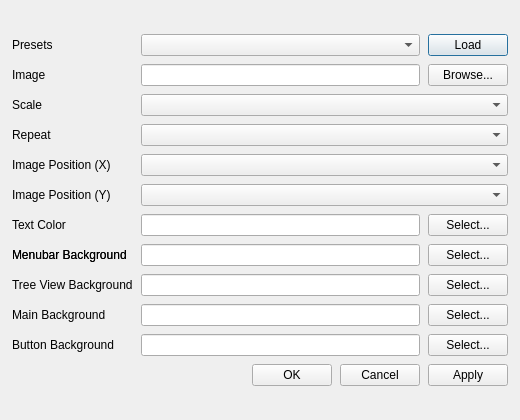
boiledorange73/QGISDresserPlugin, file QGISDresser/plugin_dialog.ui: the form before one commit.
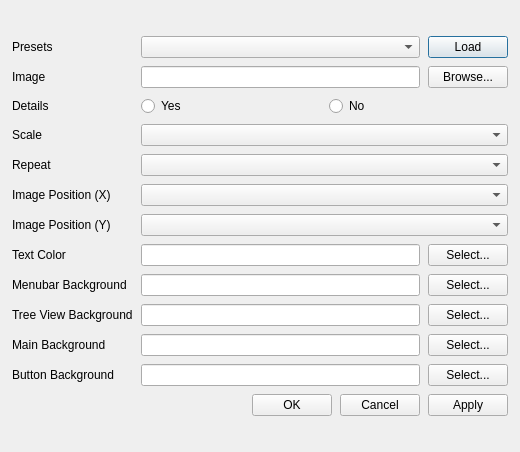
The form after the commit.

Commit message: Enables toggle to edit detail or not to do.

Diff of the .ui file:
```diff
--- a/QGISDresser/plugin_dialog.ui
+++ b/QGISDresser/plugin_dialog.ui
@@ -7,13 +7,13 @@
     <x>0</x>
     <y>0</y>
     <width>520</width>
-    <height>420</height>
+    <height>452</height>
    </rect>
   </property>
   <property name="windowTitle">
    <string>Style Settings</string>
   </property>
-  <layout class="QGridLayout" name="gridLayoutRoot" rowstretch="0,0,0,0">
+  <layout class="QGridLayout" name="gridLayoutRoot" rowstretch="0">
    <property name="leftMargin">
     <number>12</number>
    </property>
@@ -77,21 +77,33 @@
      <item row="2" column="0">
       <widget class="QLabel" name="label_3">
        <property name="text">
-        <string>Scale</string>
-       </property>
-       <property name="buddy">
-        <cstring>cmbMainScale</cstring>
+        <string>Details</string>
        </property>
       </widget>
      </item>
      <item row="2" column="1" colspan="2">
-      <widget class="QComboBox" name="cmbMainScale">
-      </widget>
+      <layout class="QHBoxLayout" name="horizontalLayout_3">
+       <item>
+        <widget class="QRadioButton" name="rbDetailsYes">
+         <property name="text">
+          <string>Yes</string>
+         </property>
+        </widget>
+       </item>
+       <item>
+        <widget class="QRadioButton" name="rbDetailsNo">
+         <property name="text">
+          <string>No</string>
+         </property>
+        </widget>
+       </item>
+      </layout>
      </item>
+
      <item row="3" column="0">
       <widget class="QLabel" name="label_4">
        <property name="text">
-        <string>Repeat</string>
+        <string>Scale</string>
        </property>
        <property name="buddy">
         <cstring>cmbMainRepeat</cstring>
@@ -99,13 +111,13 @@
       </widget>
      </item>
      <item row="3" column="1" colspan="2">
-      <widget class="QComboBox" name="cmbMainRepeat">
-      </widget>
+      <widget class="QComboBox" name="cmbMainScale"/>
      </item>
+
      <item row="4" column="0">
       <widget class="QLabel" name="label_5">
        <property name="text">
-        <string>Image Position (X)</string>
+        <string>Repeat</string>
        </property>
        <property name="buddy">
         <cstring>cmbMainPositionX</cstring>
@@ -113,13 +125,13 @@
       </widget>
      </item>
      <item row="4" column="1" colspan="2">
-      <widget class="QComboBox" name="cmbMainPositionX">
-      </widget>
+      <widget class="QComboBox" name="cmbMainRepeat"/>
      </item>
+
      <item row="5" column="0">
       <widget class="QLabel" name="label_6">
        <property name="text">
-        <string>Image Position (Y)</string>
+        <string>Image Position (X)</string>
        </property>
        <property name="buddy">
         <cstring>cmbMainPositionY</cstring>
@@ -127,11 +139,25 @@
       </widget>
      </item>
      <item row="5" column="1" colspan="2">
-      <widget class="QComboBox" name="cmbMainPositionY">
-      </widget>
+      <widget class="QComboBox" name="cmbMainPositionX"/>
      </item>
+
      <item row="6" column="0">
-      <widget class="QLabel" name="label_10">
+      <widget class="QLabel" name="lblMainPositionY">
+       <property name="text">
+        <string>Image Position (Y)</string>
+       </property>
+       <property name="buddy">
+        <cstring>cmbMainPositionY</cstring>
+       </property>
+      </widget>
+     </item>
+     <item row="6" column="1" colspan="2">
+      <widget class="QComboBox" name="cmbMainPositionY"/>
+     </item>
+
+     <item row="7" column="0">
+      <widget class="QLabel" name="lblTextColor">
        <property name="text">
         <string>Text Color</string>
        </property>
@@ -140,18 +166,19 @@
        </property>
       </widget>
      </item>
-     <item row="6" column="1">
+     <item row="7" column="1">
       <widget class="QLineEdit" name="txtTextColor"/>
      </item>
-     <item row="6" column="2">
+     <item row="7" column="2">
       <widget class="QPushButton" name="btnTextColor">
        <property name="text">
         <string>Select...</string>
        </property>
       </widget>
      </item>
-     <item row="7" column="0">
-      <widget class="QLabel" name="label_10">
+
+     <item row="8" column="0">
+      <widget class="QLabel" name="lblMenubarBackground">
        <property name="text">
         <string>Menubar Background</string>
        </property>
@@ -160,28 +187,19 @@
        </property>
       </widget>
      </item>
-     <item row="7" column="1">
+     <item row="8" column="1">
       <widget class="QLineEdit" name="txtMenubarBackground"/>
      </item>
-     <item row="7" column="2">
+     <item row="8" column="2">
       <widget class="QPushButton" name="btnMenubarBackground">
        <property name="text">
         <string>Select...</string>
        </property>
       </widget>
      </item>
-     <item row="7" column="0">
-      <widget class="QLabel" name="label_10">
-       <property name="text">
-        <string>Menubar Background</string>
-       </property>
-       <property name="buddy">
-        <cstring>txtMenubarBackground</cstring>
-       </property>
-      </widget>
-     </item>
-     <item row="8" column="0">
-      <widget class="QLabel" name="label_7">
+
+     <item row="9" column="0">
+      <widget class="QLabel" name="lblTreeviewBackground">
        <property name="text">
         <string>Tree View Background</string>
        </property>
@@ -190,18 +208,19 @@
        </property>
       </widget>
      </item>
-     <item row="8" column="1">
+     <item row="9" column="1">
       <widget class="QLineEdit" name="txtTreeviewBackground"/>
      </item>
-     <item row="8" column="2">
+     <item row="9" column="2">
       <widget class="QPushButton" name="btnTreeviewBackground">
        <property name="text">
         <string>Select...</string>
        </property>
       </widget>
      </item>
-     <item row="9" column="0">
-      <widget class="QLabel" name="label_8">
+
+     <item row="10" column="0">
+      <widget class="QLabel" name="lblMainBackground">
        <property name="text">
         <string>Main Background</string>
        </property>
@@ -210,18 +229,19 @@
        </property>
       </widget>
      </item>
-     <item row="9" column="1">
+     <item row="10" column="1">
       <widget class="QLineEdit" name="txtMainBackground"/>
      </item>
-     <item row="9" column="2">
+     <item row="10" column="2">
       <widget class="QPushButton" name="btnMainBackground">
        <property name="text">
         <string>Select...</string>
        </property>
       </widget>
      </item>
-     <item row="10" column="0">
-      <widget class="QLabel" name="label_9">
+
+     <item row="11" column="0">
+      <widget class="QLabel" name="lblButtonBackground">
        <property name="text">
         <string>Button Background</string>
        </property>
@@ -230,17 +250,18 @@
        </property>
       </widget>
      </item>
-     <item row="10" column="1">
+     <item row="11" column="1">
       <widget class="QLineEdit" name="txtButtonBackground"/>
      </item>
-     <item row="10" column="2">
+     <item row="11" column="2">
       <widget class="QPushButton" name="btnButtonBackground">
        <property name="text">
         <string>Select...</string>
        </property>
       </widget>
      </item>
-     <item row="11" column="0" colspan="3">
+
+     <item row="12" column="0" colspan="3">
       <layout class="QHBoxLayout" name="horizontalLayout">
        <item>
         <spacer name="horizontalSpacer">
```
Left out of the diff: 23 changed lines with no effect on the pictures. The commit also changes 4 other files.
